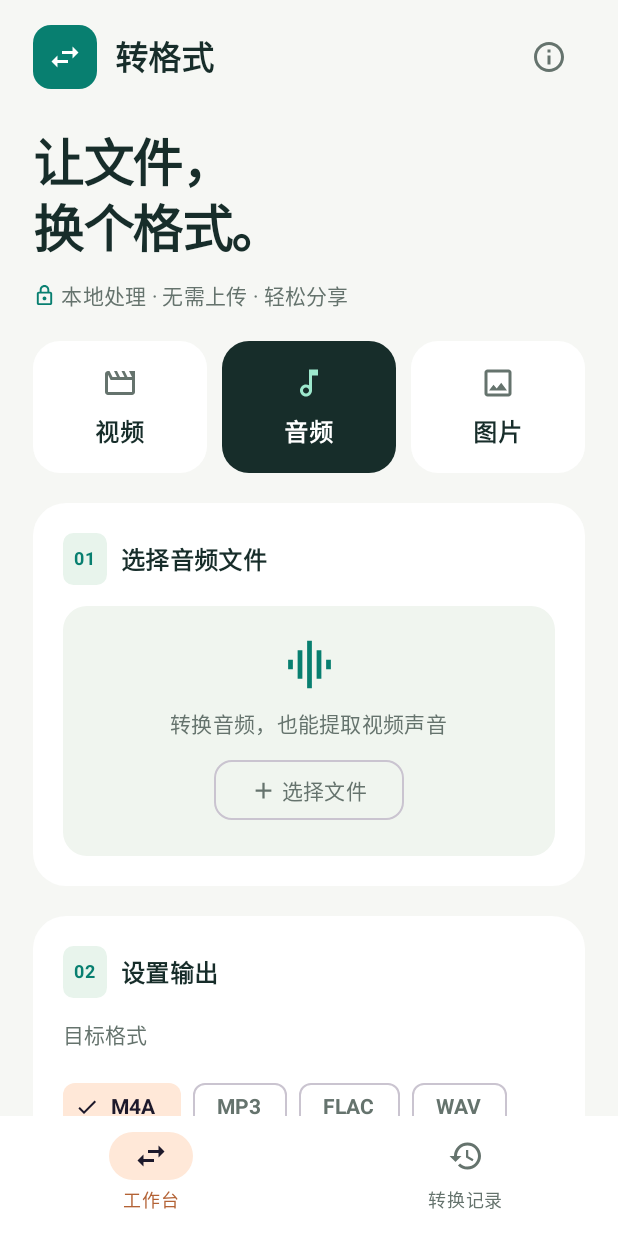
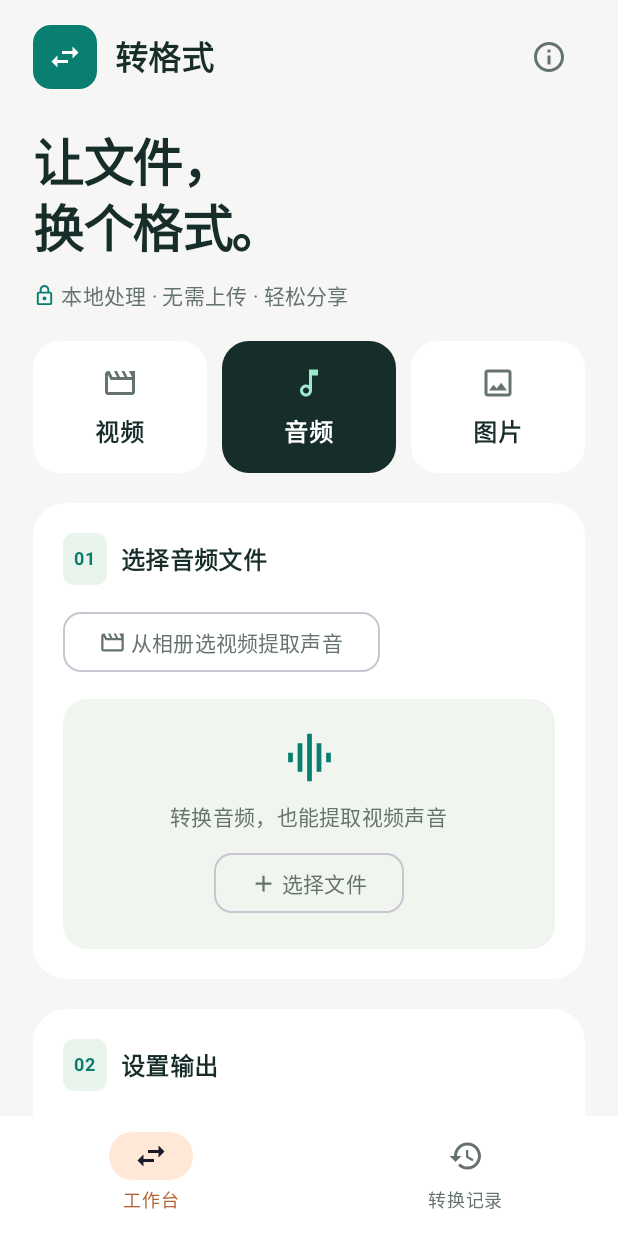
Before and after one commit to GZR-zhuanjia/AndroidFormatFactory, an Android app built with Jetpack Compose: the screen it shows after launch (MainActivity), after a tap on "音频", on a phone screen of 412 x 824 dp. Run offline under Robolectric (Android 15) with nearby library versions, the phone set to English and light mode, and no system bars.

Commit message:
新增相册选视频与U盘保存引导并提升音频质量选项

```diff
--- a/app/src/main/java/com/zhuanformat/app/ConversionService.kt
+++ b/app/src/main/java/com/zhuanformat/app/ConversionService.kt
@@ -149,6 +149,7 @@ class ConversionService : Service() {
                 putExtra("videoHeight", options.videoHeight); putExtra("videoBitrate", options.videoBitrate)
                 putExtra("audioBitrate", options.audioBitrate); putExtra("imageMaxEdge", options.imageMaxEdge)
                 putExtra("imageQuality", options.imageQuality)
+                putExtra("audioSampleRate", options.audioSampleRate); putExtra("audioBitDepth", options.audioBitDepth)
             })
         }
         fun cancel(context: Context) {
@@ -159,7 +160,8 @@ class ConversionService : Service() {
             format = OutputFormat.valueOf(checkNotNull(intent.getStringExtra("format"))),
             videoHeight = intent.getIntExtra("videoHeight", 720), videoBitrate = intent.getIntExtra("videoBitrate", 4_000_000),
             audioBitrate = intent.getIntExtra("audioBitrate", 192_000), imageMaxEdge = intent.getIntExtra("imageMaxEdge", 1920),
-            imageQuality = intent.getIntExtra("imageQuality", 90)
+            imageQuality = intent.getIntExtra("imageQuality", 90),
+            audioSampleRate = intent.getIntExtra("audioSampleRate", 0), audioBitDepth = intent.getIntExtra("audioBitDepth", 0)
         )
         fun friendlyError(error: Exception): String = when (error) {
             is SecurityException -> "文件访问权限已失效，请重新选择文件。"
--- a/app/src/main/java/com/zhuanformat/app/MainActivity.kt
+++ b/app/src/main/java/com/zhuanformat/app/MainActivity.kt
@@ -11,6 +11,7 @@ import android.os.Bundle
 import androidx.activity.ComponentActivity
 import androidx.activity.compose.rememberLauncherForActivityResult
 import androidx.activity.enableEdgeToEdge
+import androidx.activity.result.PickVisualMediaRequest
 import androidx.activity.result.contract.ActivityResultContracts
 import androidx.activity.compose.setContent
 import androidx.compose.animation.AnimatedVisibility
@@ -151,16 +152,21 @@ fun ConverterScreen() {
     var formatName by rememberSaveable { mutableStateOf(OutputFormat.MP4.name) }
     var videoHeight by rememberSaveable { mutableStateOf(720) }
     var videoBitrate by rememberSaveable { mutableStateOf(4_000_000) }
-    var audioBitrate by rememberSaveable { mutableStateOf(192_000) }
+    var audioBitrate by rememberSaveable { mutableStateOf(320_000) }
     var imageMaxEdge by rememberSaveable { mutableStateOf(1920) }
     var imageQuality by rememberSaveable { mutableStateOf(90) }
-    val options = ConversionOptions(kind, OutputFormat.valueOf(formatName), videoHeight, videoBitrate, audioBitrate, imageMaxEdge, imageQuality)
+    var audioSampleRate by rememberSaveable { mutableStateOf(0) }
+    var audioBitDepth by rememberSaveable { mutableStateOf(0) }
+    val options = ConversionOptions(kind, OutputFormat.valueOf(formatName), videoHeight, videoBitrate,
+        if (kind == MediaKind.AUDIO) audioBitrate else 192_000, imageMaxEdge, imageQuality, audioSampleRate,
+        if (formatName == OutputFormat.FLAC.name && audioBitDepth == -32) 0 else audioBitDepth)
     var source by remember { mutableStateOf<SourceInfo?>(null) }
     var inspecting by remember { mutableStateOf(false) }
     var sourceError by remember { mutableStateOf<String?>(null) }
     var help by remember { mutableStateOf(false) }
     var detail by remember { mutableStateOf<ConversionRecord?>(null) }
     var deleting by remember { mutableStateOf<ConversionRecord?>(null) }
+    var saveGuideId by rememberSaveable { mutableStateOf<String?>(null) }
     var savingId by rememberSaveable { mutableStateOf<String?>(null) }
     var starting by remember { mutableStateOf(false) }
 
@@ -184,8 +190,8 @@ fun ConverterScreen() {
         if (starting) { kotlinx.coroutines.delay(3000); starting = false }
     }
     val notifications = rememberLauncherForActivityResult(ActivityResultContracts.RequestPermission()) { startConversion() }
-    val picker = rememberLauncherForActivityResult(ActivityResultContracts.OpenDocument()) { uri ->
-        if (uri != null) {
+    fun selectSource(uri: Uri?) {
+        if (uri == null) return
         runCatching { context.contentResolver.takePersistableUriPermission(uri, Intent.FLAG_GRANT_READ_URI_PERMISSION) }
         if (pickingKind != kindName) {
             kindName = pickingKind
@@ -193,7 +199,9 @@ fun ConverterScreen() {
         }
         selectedUri = uri.toString()
     }
-    }
+    val picker = rememberLauncherForActivityResult(ActivityResultContracts.OpenDocument()) { selectSource(it) }
+    // AndroidX uses the system Photo Picker where available and OpenDocument on older devices.
+    val videoPicker = rememberLauncherForActivityResult(ActivityResultContracts.PickVisualMedia()) { selectSource(it) }
     val saver = rememberLauncherForActivityResult(ActivityResultContracts.StartActivityForResult()) { result ->
         val destination = result.data?.data
         val record = records.firstOrNull { it.id == savingId }
@@ -213,7 +221,7 @@ fun ConverterScreen() {
         } finally { inspecting = false }
     }
 
-    fun save(record: ConversionRecord) {
+    fun launchSave(record: ConversionRecord) {
         if (repository.resultFile(record) == null) { message("转换结果已不存在"); return }
         savingId = record.id
         runCatching {
@@ -284,14 +292,24 @@ fun ConverterScreen() {
                         }
                     }
                     item {
-                        SourceCard(kind, source, inspecting, sourceError, enabled = !exporting) {
+                        SourceCard(kind, source, inspecting, sourceError, enabled = !exporting,
+                            onGalleryPick = if (kind != MediaKind.IMAGE) {{
+                                pickingKind = kind.name
+                                runCatching { videoPicker.launch(PickVisualMediaRequest(ActivityResultContracts.PickVisualMedia.VideoOnly)) }
+                                    .onFailure {
+                                        runCatching { picker.launch(arrayOf("video/*")) }
+                                            .onFailure { message("设备没有可用的相册或文件选择应用") }
+                                    }
+                            }} else null,
+                            onPick = {
                                 pickingKind = kind.name
                                 // Some document providers report audio as application/octet-stream.
-                            picker.launch(if (kind == MediaKind.AUDIO) arrayOf("*/*") else arrayOf(kind.pickerMime))
-                        }
+                                runCatching { picker.launch(if (kind == MediaKind.AUDIO) arrayOf("*/*") else arrayOf(kind.pickerMime)) }
+                                    .onFailure { message("设备没有可用的文件选择应用") }
+                            })
                     }
                     item {
-                        SettingsCard(options, onFormat = { formatName = it.name }, onVideoHeight = { videoHeight = it }, onVideoBitrate = { videoBitrate = it }, onAudioBitrate = { audioBitrate = it }, onImageEdge = { imageMaxEdge = it }, onImageQuality = { imageQuality = it })
+                        SettingsCard(options, onFormat = { formatName = it.name }, onVideoHeight = { videoHeight = it }, onVideoBitrate = { videoBitrate = it }, onAudioBitrate = { audioBitrate = it }, onAudioSampleRate = { audioSampleRate = it }, onAudioBitDepth = { audioBitDepth = it }, onImageEdge = { imageMaxEdge = it }, onImageQuality = { imageQuality = it })
                     }
                     if (active != null) item { ProgressCard(checkNotNull(active)) { ConversionService.cancel(context) } }
                     item {
@@ -313,7 +331,7 @@ fun ConverterScreen() {
                                 Text("最近结果", fontWeight = FontWeight.Bold, modifier = Modifier.weight(1f))
                                 TextButton(onClick = { page = 1 }) { Text("全部记录") }
                             }
-                            ResultCard(latest, exporting, onSave = { save(latest) }, onShare = { share(latest) }, onDetail = { detail = latest })
+                            ResultCard(latest, exporting, onSave = { saveGuideId = latest.id }, onShare = { share(latest) }, onDetail = { detail = latest })
                         }
                     }
                 } else {
@@ -334,7 +352,7 @@ fun ConverterScreen() {
                     }
                     items(records.filterNot { it.status == JobStatus.RUNNING }, key = { it.id }) { record ->
                         Column {
-                            ResultCard(record, exporting, onSave = { save(record) }, onShare = { share(record) }, onDetail = { detail = record })
+                            ResultCard(record, exporting, onSave = { saveGuideId = record.id }, onShare = { share(record) }, onDetail = { detail = record })
                             Row(Modifier.fillMaxWidth(), horizontalArrangement = Arrangement.End) {
                                 TextButton(onClick = { deleting = record }, enabled = !exporting) { Icon(Icons.Outlined.DeleteOutline, null, Modifier.size(16.dp)); Text(" 删除", style = MaterialTheme.typography.labelMedium) }
                             }
@@ -350,12 +368,20 @@ fun ConverterScreen() {
         Column(Modifier.verticalScroll(rememberScrollState()), verticalArrangement = Arrangement.spacedBy(12.dp)) {
             Text("视频 → MP4（H.264 / AAC）\n音频或视频声音 → M4A / MP3 / FLAC / WAV\n图片 → JPG / PNG / WebP")
             Text("音频由 FFmpeg 在本机处理，可尝试 MP4、MOV、MKV、WebM、MP3、AAC、FLAC、WAV 等。视频兼容性取决于设备；不支持批量转换或加密媒体处理。", color = Muted)
+            Text("从“音频”页可直接从相册选视频提取声音。结果可保存到手机或系统识别的 OTG U盘，在系统文件窗口选择位置。", color = Muted)
             Text("音频源文件上限 8GB，读取时会创建应用内临时副本；请为副本及输出预留存储空间。", color = Muted)
             Text("JPG 会将透明区域填为白色；图片导出不保留 EXIF / 位置信息。WAV 文件较大，上限约 4GB。", color = Muted)
             Text("音频开源组件：FFmpeg 7.1.5（LGPL 2.1 或更高版本）、LAME 3.100（LGPL 2 或更高版本）。许可证随应用附带，源码、构建和替换说明：github.com/GZR-zhuanjia/AndroidFormatFactory", color = Muted)
             Text("无需联网或全盘权限。后台任务可在通知或应用中取消；系统结束进程后不会自动续传。卸载应用会清除应用内结果，请及时保存。", color = Muted)
         }
     }, confirmButton = { TextButton(onClick = { help = false }) { Text("知道了") } })
+    saveGuideId?.let { id ->
+        val record = records.firstOrNull { it.id == id }
+        if (record != null) AlertDialog(onDismissRequest = { saveGuideId = null }, title = { Text("保存到手机 / U盘") },
+            text = { Text("在接下来的系统文件窗口，打开左上角菜单，选择手机存储或已连接的 U盘，再选择文件夹并点“保存”。\n\n若看不到 U盘，请检查 OTG 连接及手机是否识别了 U盘；部分设备不支持外接存储。") },
+            confirmButton = { TextButton(onClick = { saveGuideId = null; launchSave(record) }) { Text("选择保存位置") } },
+            dismissButton = { TextButton(onClick = { saveGuideId = null }) { Text("取消") } })
+    }
     detail?.let { record ->
         AlertDialog(onDismissRequest = { detail = null }, title = { Text(record.status.title) }, text = {
             Column(Modifier.verticalScroll(rememberScrollState()), verticalArrangement = Arrangement.spacedBy(10.dp)) {
@@ -374,14 +400,20 @@ fun ConverterScreen() {
                 deleting = null
             }) { Text("删除", color = MaterialTheme.colorScheme.error) } }, dismissButton = { TextButton(onClick = { deleting = null }) { Text("保留") } })
     }
-    if (exporting) AlertDialog(onDismissRequest = {}, title = { Text("正在保存文件") }, text = { Row(verticalAlignment = Alignment.CenterVertically) { CircularProgressIndicator(Modifier.size(24.dp), strokeWidth = 2.dp); Text(" 正在复制到所选位置…", Modifier.padding(start = 8.dp)) } }, confirmButton = {})
+    if (exporting) AlertDialog(onDismissRequest = {}, title = { Text("正在保存文件") }, text = { Row(verticalAlignment = Alignment.CenterVertically) { CircularProgressIndicator(Modifier.size(24.dp), strokeWidth = 2.dp); Text(" 正在复制到所选位置…", Modifier.padding(start = 8.dp)) } }, confirmButton = { TextButton(onClick = { exporter.cancel() }) { Text("取消保存") } })
 }
 
 @Composable
-private fun SourceCard(kind: MediaKind, source: SourceInfo?, loading: Boolean, error: String?, enabled: Boolean, onPick: () -> Unit) {
+private fun SourceCard(kind: MediaKind, source: SourceInfo?, loading: Boolean, error: String?, enabled: Boolean, onGalleryPick: (() -> Unit)?, onPick: () -> Unit) {
     Card(colors = CardDefaults.cardColors(containerColor = Color.White), shape = RoundedCornerShape(22.dp), modifier = Modifier.fillMaxWidth()) {
         Column(Modifier.padding(20.dp), verticalArrangement = Arrangement.spacedBy(14.dp)) {
             SectionLabel("01", "选择${kind.title}文件")
+            if (onGalleryPick != null) {
+                OutlinedButton(onClick = onGalleryPick, enabled = enabled, shape = RoundedCornerShape(12.dp)) {
+                    Icon(Icons.Outlined.Movie, null, Modifier.size(18.dp))
+                    Text(if (kind == MediaKind.AUDIO) " 从相册选视频提取声音" else " 从相册选视频")
+                }
+            }
             if (loading) {
                 Row(Modifier.padding(vertical = 12.dp), verticalAlignment = Alignment.CenterVertically) { CircularProgressIndicator(Modifier.size(24.dp), strokeWidth = 2.dp); Text(" 正在读取文件信息…", Modifier.padding(start = 10.dp), color = Muted) }
             } else if (source != null) {
@@ -410,7 +442,7 @@ private fun SourceCard(kind: MediaKind, source: SourceInfo?, loading: Boolean, e
 
 @OptIn(ExperimentalLayoutApi::class)
 @Composable
-private fun SettingsCard(options: ConversionOptions, onFormat: (OutputFormat) -> Unit, onVideoHeight: (Int) -> Unit, onVideoBitrate: (Int) -> Unit, onAudioBitrate: (Int) -> Unit, onImageEdge: (Int) -> Unit, onImageQuality: (Int) -> Unit) {
+private fun SettingsCard(options: ConversionOptions, onFormat: (OutputFormat) -> Unit, onVideoHeight: (Int) -> Unit, onVideoBitrate: (Int) -> Unit, onAudioBitrate: (Int) -> Unit, onAudioSampleRate: (Int) -> Unit, onAudioBitDepth: (Int) -> Unit, onImageEdge: (Int) -> Unit, onImageQuality: (Int) -> Unit) {
     Card(colors = CardDefaults.cardColors(containerColor = Color.White), shape = RoundedCornerShape(22.dp)) {
         Column(Modifier.fillMaxWidth().padding(20.dp), verticalArrangement = Arrangement.spacedBy(14.dp)) {
             SectionLabel("02", "设置输出")
@@ -426,13 +458,20 @@ private fun SettingsCard(options: ConversionOptions, onFormat: (OutputFormat) ->
                     Text("H.264 视频 + AAC 音频，保留原帧率。设备可能微调尺寸对齐或码率，以兼容编码器。", style = MaterialTheme.typography.bodySmall, color = Muted)
                 }
                 MediaKind.AUDIO -> {
-                    if (options.format in listOf(OutputFormat.M4A, OutputFormat.MP3)) ChoiceRow("音频码率", listOf(128_000 to "128 kbps", 192_000 to "192 kbps", 256_000 to "256 kbps"), options.audioBitrate, onAudioBitrate)
+                    if (options.format in listOf(OutputFormat.M4A, OutputFormat.MP3)) ChoiceRow("音频码率", listOf(128_000 to "128 kbps", 192_000 to "192 kbps", 256_000 to "256 kbps", 320_000 to "320 kbps"), options.audioBitrate, onAudioBitrate)
+                    ChoiceRow("采样率", listOf(0 to "原始", 44100 to "44.1 kHz", 48000 to "48 kHz", 96000 to "96 kHz"), options.audioSampleRate, onAudioSampleRate)
+                    if (options.format in listOf(OutputFormat.WAV, OutputFormat.FLAC)) {
+                        val depths = listOf(0 to "按源位深", 16 to "16 位", 24 to "24 位") +
+                            if (options.format == OutputFormat.WAV) listOf(-32 to "32 位浮点") else emptyList()
+                        ChoiceRow("音频位深", depths, options.audioBitDepth, onAudioBitDepth)
+                    }
                     Text(when (options.format) {
-                        OutputFormat.WAV -> "16 位 PCM，无压缩编码。保留原采样率与声道；文件较大，标准 WAV 上限约 4GB。"
-                        OutputFormat.FLAC -> "FLAC 16 / 24 位整数无损压缩，保留采样率与声道；浮点或更高位深会转为 24 位。"
+                        OutputFormat.WAV -> "PCM 无压缩，可选 16 / 24 位整数、32 位浮点。按源位深保留整数精度（最高 32 位），浮点转 32 位浮点。保留声道，标准 WAV 上限约 4GB。"
+                        OutputFormat.FLAC -> "FLAC 16 / 24 位整数压缩，保留声道。按源位深最高保留 24 位；浮点或 32 位整数源转为 24 位，无法完整保留原精度。"
                         OutputFormat.MP3 -> "LAME MP3 编码，最多双声道；采样率必要时调整到编码器支持的值。选择视频时仅提取声音。"
                         else -> "M4A 容器 · AAC 编码，最多双声道。选择视频时仅提取声音。"
                     }, style = MaterialTheme.typography.bodySmall, color = Muted)
+                    Text("提高码率可减少重编码损失；提高采样率或位深不能恢复源文件已丢失的音质。MP3 / AAC 采样率会调整到编码器支持的值。", style = MaterialTheme.typography.bodySmall, color = Muted)
                 }
                 MediaKind.IMAGE -> {
                     ChoiceRow("图片最长边", listOf(0 to "原图", 2560 to "2560px", 1920 to "1920px", 1280 to "1280px"), options.imageMaxEdge, onImageEdge)
@@ -498,7 +537,7 @@ private fun ResultCard(record: ConversionRecord, busy: Boolean, onSave: () -> Un
             if (record.message != null) Text(record.message, style = MaterialTheme.typography.bodySmall, color = Muted)
             if (record.status == JobStatus.SUCCESS) {
                 FlowRow(horizontalArrangement = Arrangement.spacedBy(10.dp)) {
-                    Button(onClick = onSave, enabled = !busy, shape = RoundedCornerShape(12.dp), contentPadding = PaddingValues(horizontal = 16.dp, vertical = 8.dp)) { Icon(Icons.Outlined.ArrowDownward, null, Modifier.size(17.dp)); Text(" 保存到文件") }
+                    Button(onClick = onSave, enabled = !busy, shape = RoundedCornerShape(12.dp), contentPadding = PaddingValues(horizontal = 16.dp, vertical = 8.dp)) { Icon(Icons.Outlined.ArrowDownward, null, Modifier.size(17.dp)); Text(" 保存到手机 / U盘") }
                     OutlinedButton(onClick = onShare, enabled = !busy, shape = RoundedCornerShape(12.dp), contentPadding = PaddingValues(horizontal = 16.dp, vertical = 8.dp)) { Icon(Icons.Outlined.Share, null, Modifier.size(17.dp)); Text(" 分享") }
                 }
             }
--- a/app/src/main/java/com/zhuanformat/app/Models.kt
+++ b/app/src/main/java/com/zhuanformat/app/Models.kt
@@ -24,25 +24,31 @@ data class ConversionOptions(
     val format: OutputFormat = OutputFormat.MP4,
     val videoHeight: Int = 720,
     val videoBitrate: Int = 4_000_000,
-    val audioBitrate: Int = 192_000,
+    val audioBitrate: Int = if (kind == MediaKind.AUDIO) 320_000 else 192_000,
     val imageMaxEdge: Int = 1920,
-    val imageQuality: Int = 90
+    val imageQuality: Int = 90,
+    val audioSampleRate: Int = 0,
+    val audioBitDepth: Int = 0
 ) {
     fun validate() {
         require(format in formatsFor(kind)) { "该输出格式不适用于所选媒体类型" }
         require(videoHeight in listOf(0, 480, 720, 1080))
         require(videoBitrate in listOf(2_000_000, 4_000_000, 8_000_000))
-        require(audioBitrate in listOf(128_000, 192_000, 256_000))
+        require(audioBitrate in listOf(128_000, 192_000, 256_000, 320_000))
+        require(audioSampleRate in listOf(0, 44100, 48000, 96000))
+        require(audioBitDepth in listOf(0, 16, 24, -32))
+        require(format != OutputFormat.FLAC || audioBitDepth != -32) { "FLAC 不支持浮点输出" }
         require(imageMaxEdge in listOf(0, 1280, 1920, 2560))
         require(imageQuality in listOf(80, 90, 100))
     }
+    private val audioRateSummary: String get() = if (audioSampleRate == 0) "原采样率（编码器允许时）" else "${audioSampleRate / 1000.0} kHz"
     val summary: String get() = when (kind) {
         MediaKind.VIDEO -> "H.264 / AAC · ${if (videoHeight == 0) "原始尺寸" else "最高 ${videoHeight}p"}"
         MediaKind.AUDIO -> when (format) {
-            OutputFormat.WAV -> "PCM 16 位 · 保留原采样率与声道"
-            OutputFormat.FLAC -> "FLAC · 无损压缩"
-            OutputFormat.MP3 -> "MP3 · ${audioBitrate / 1000} kbps · 最多双声道"
-            else -> "AAC · ${audioBitrate / 1000} kbps · 最多双声道"
+            OutputFormat.WAV -> "PCM ${when (audioBitDepth) { 0 -> "按源位深"; -32 -> "32 位浮点"; else -> "$audioBitDepth 位" }} · $audioRateSummary · 保留声道"
+            OutputFormat.FLAC -> "FLAC ${if (audioBitDepth == 0) "按源位深（最高24位）" else "$audioBitDepth 位"} · $audioRateSummary · 保留声道"
+            OutputFormat.MP3 -> "MP3 · ${audioBitrate / 1000} kbps · $audioRateSummary · 最多双声道"
+            else -> "AAC · ${audioBitrate / 1000} kbps · $audioRateSummary · 最多双声道"
         }
         MediaKind.IMAGE -> "${if (imageMaxEdge == 0) "原始尺寸" else "最长边 ${imageMaxEdge}px"}${if (format == OutputFormat.PNG) " · 无损编码" else " · 质量 $imageQuality%"}"
     }
--- a/app/src/main/java/com/zhuanformat/app/NativeAudioBridge.kt
+++ b/app/src/main/java/com/zhuanformat/app/NativeAudioBridge.kt
@@ -23,7 +23,7 @@ object NativeAudioBridge {
     external fun probe(id: Long, inputPath: String): String
     external fun convert(
         id: Long, inputPath: String, outputPath: String, format: String,
-        sampleRate: Int, channels: Int, bitrate: Int, callback: NativeProgressCallback
+        sampleRate: Int, channels: Int, bitrate: Int, callback: NativeProgressCallback, bitDepth: Int = 0
     )
 }
 
--- a/app/src/main/java/com/zhuanformat/app/NativeAudioConverter.kt
+++ b/app/src/main/java/com/zhuanformat/app/NativeAudioConverter.kt
@@ -18,14 +18,14 @@ object NativeAudioConverter {
                 var lastPercent = -2
                 NativeAudioBridge.convert(
                     session, input.absolutePath, output.absolutePath, options.format.extension,
-                    0, 0, options.audioBitrate,
+                    options.audioSampleRate, 0, options.audioBitrate,
                     NativeProgressCallback { fraction ->
                         val percent = if (fraction.isFinite() && fraction >= 0) (fraction * 100).toInt().coerceIn(0, 99) else null
                         if ((percent ?: -1) != lastPercent) {
                             lastPercent = percent ?: -1
                             progress(percent, "编码 ${options.format.label} 音频")
                         }
-                    }
+                    }, options.audioBitDepth
                 )
             }
         } finally {
```
Also changed, not shown: app/src/main/java/com/zhuanformat/app/ResultExporter.kt (+17 -7 lines), 5 other files. Lines whose indentation alone changed are shown as unchanged.
